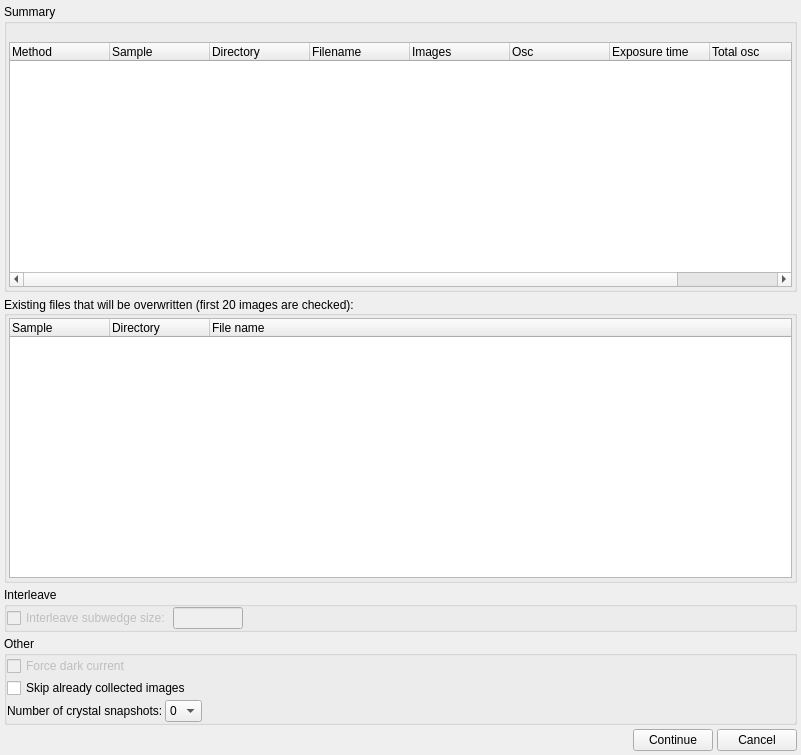
Qt form Bricks/widgets/ui_files/Qt4_confirmation_dialog_layout.ui (mxcube/mxcubeqt) before a commit.
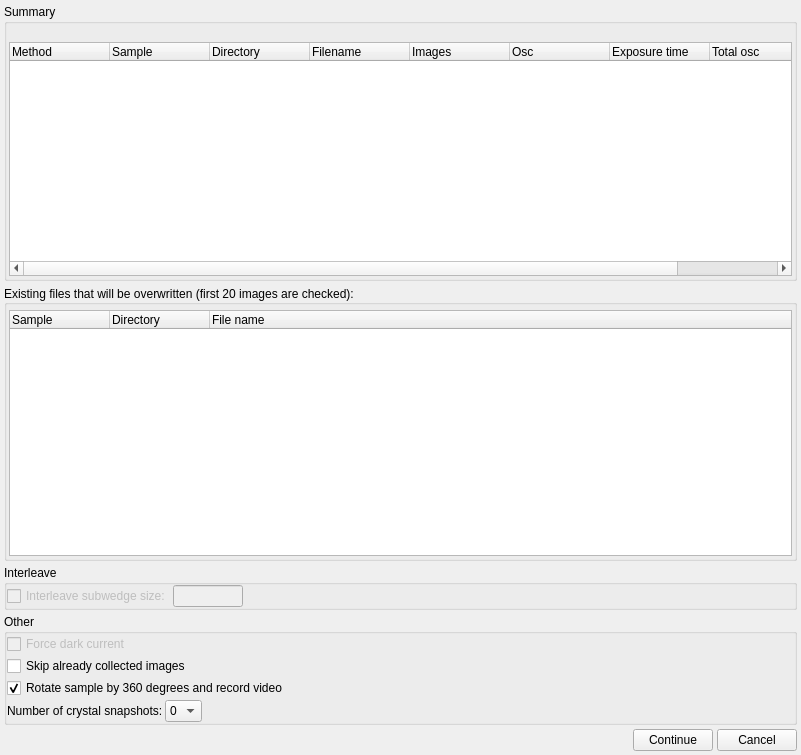
The same form after that commit.

```diff
--- a/Bricks/widgets/ui_files/Qt4_confirmation_dialog_layout.ui
+++ b/Bricks/widgets/ui_files/Qt4_confirmation_dialog_layout.ui
@@ -35,7 +35,16 @@
       <property name="spacing">
        <number>2</number>
       </property>
-      <property name="margin">
+      <property name="leftMargin">
+       <number>2</number>
+      </property>
+      <property name="topMargin">
+       <number>5</number>
+      </property>
+      <property name="rightMargin">
+       <number>2</number>
+      </property>
+      <property name="bottomMargin">
        <number>2</number>
       </property>
       <item>
@@ -260,6 +269,16 @@
         </property>
        </widget>
       </item>
+      <item>
+       <widget class="QCheckBox" name="take_video_cbx">
+        <property name="text">
+         <string>Rotate sample by 360 degrees and record video</string>
+        </property>
+        <property name="checked">
+         <bool>true</bool>
+        </property>
+       </widget>
+      </item>
       <item>
        <layout class="QHBoxLayout" name="take_snapshots_hlayout">
         <item>
```
